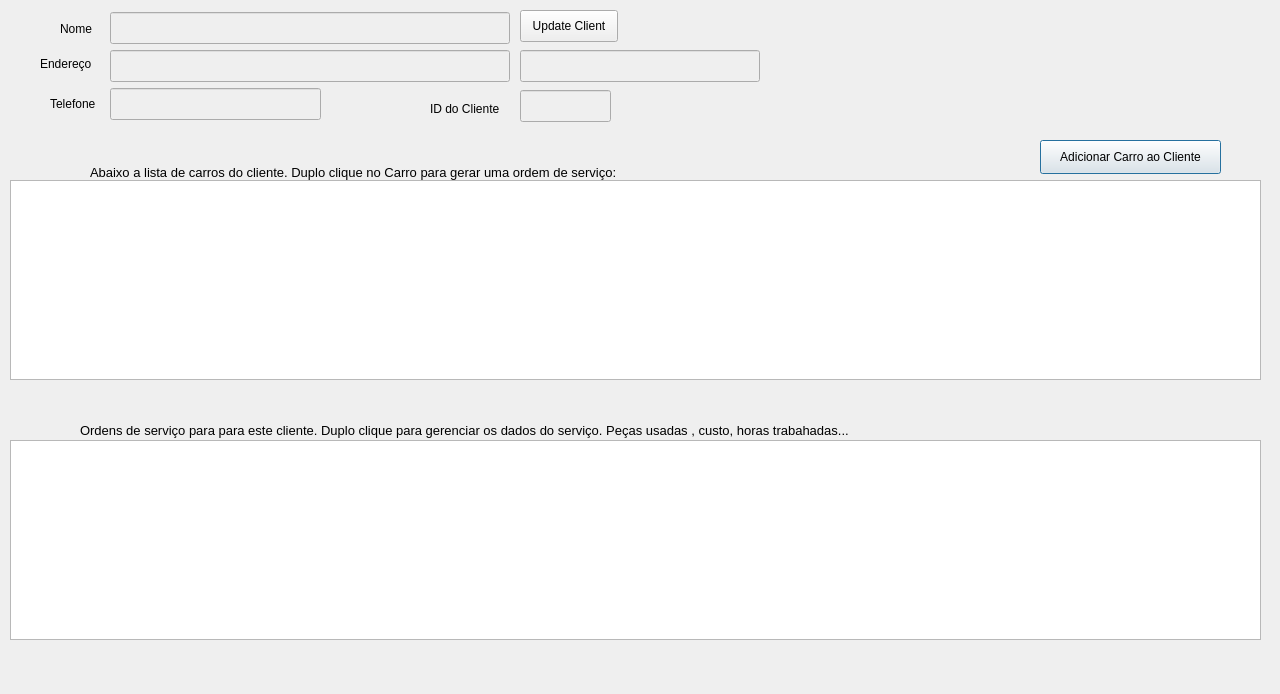
Above: Client_Services_History.ui from bedi1982/Oficina before the change. Below: the same form after it.
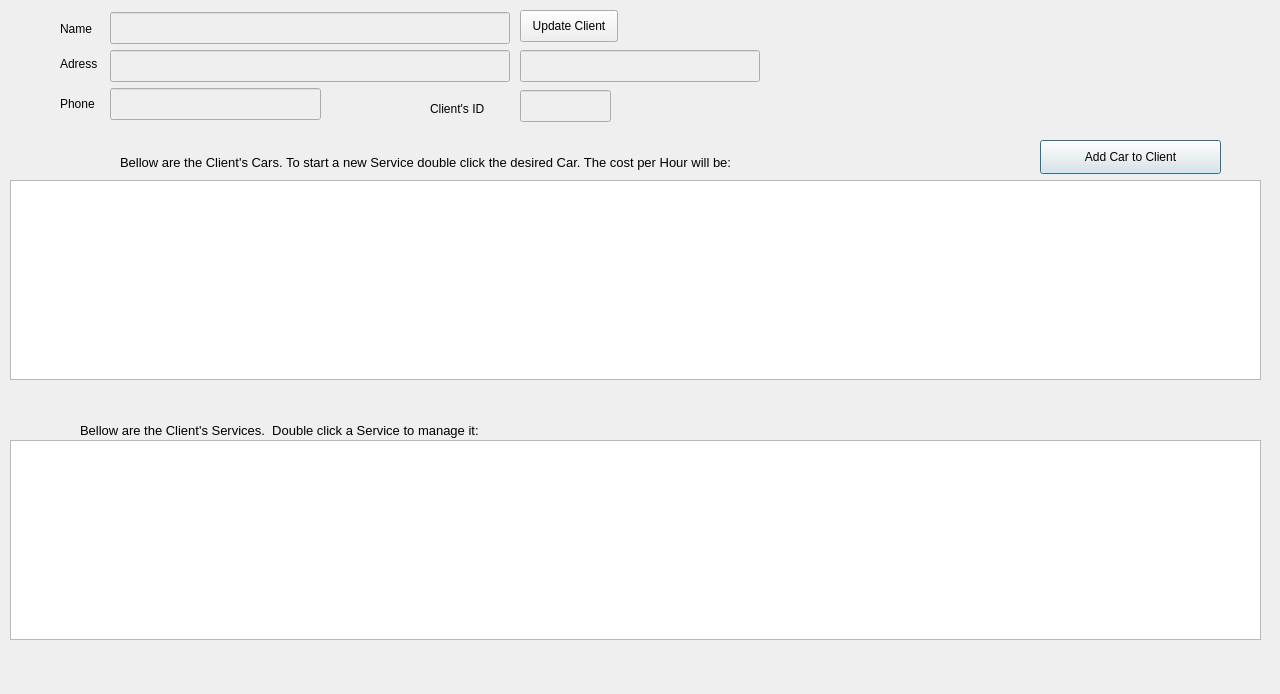
That is the form after the change.

The edit to the form file:
```diff
--- a/Client_Services_History.ui
+++ b/Client_Services_History.ui
@@ -88,7 +88,7 @@
     </sizepolicy>
    </property>
    <property name="text">
-    <string>Adicionar Carro ao Cliente</string>
+    <string>Add Car to Client</string>
    </property>
   </widget>
   <widget class="QLabel" name="lbl_NewCarIcon">
@@ -119,9 +119,9 @@
   <widget class="QLabel" name="lbl_ClientCars">
    <property name="geometry">
     <rect>
-     <x>90</x>
-     <y>160</y>
-     <width>581</width>
+     <x>120</x>
+     <y>150</y>
+     <width>621</width>
      <height>20</height>
     </rect>
    </property>
@@ -131,7 +131,7 @@
     </font>
    </property>
    <property name="text">
-    <string>Abaixo a lista de carros do cliente. Duplo clique no Carro para gerar uma ordem de serviço:</string>
+    <string>Bellow are the Client's Cars. To start a new Service double click the desired Car. The cost per Hour will be:</string>
    </property>
    <property name="alignment">
     <set>Qt::AlignBottom|Qt::AlignLeading|Qt::AlignLeft</set>
@@ -277,7 +277,7 @@
     </font>
    </property>
    <property name="text">
-    <string>Ordens de serviço para para este cliente. Duplo clique para gerenciar os dados do serviço. Peças usadas , custo, horas trabahadas...</string>
+    <string>Bellow are the Client's Services.  Double click a Service to manage it:</string>
    </property>
    <property name="alignment">
     <set>Qt::AlignBottom|Qt::AlignLeading|Qt::AlignLeft</set>
@@ -361,7 +361,7 @@
   <widget class="QLabel" name="lbl_clientAddress_2">
    <property name="geometry">
     <rect>
-     <x>50</x>
+     <x>60</x>
      <y>80</y>
      <width>60</width>
      <height>48</height>
@@ -380,7 +380,7 @@
     </size>
    </property>
    <property name="text">
-    <string>Telefone</string>
+    <string>Phone</string>
    </property>
   </widget>
   <widget class="QLabel" name="label">
@@ -393,13 +393,13 @@
     </rect>
    </property>
    <property name="text">
-    <string>ID do Cliente</string>
+    <string>Client's ID</string>
    </property>
   </widget>
   <widget class="QLabel" name="lbl_clientAddress">
    <property name="geometry">
     <rect>
-     <x>40</x>
+     <x>60</x>
      <y>40</y>
      <width>60</width>
      <height>48</height>
@@ -418,7 +418,7 @@
     </size>
    </property>
    <property name="text">
-    <string>Endereço   </string>
+    <string>Adress</string>
    </property>
   </widget>
   <widget class="QLabel" name="lbl_clientName">
@@ -449,7 +449,25 @@
     </size>
    </property>
    <property name="text">
-    <string>Nome</string>
+    <string>Name</string>
+   </property>
+  </widget>
+  <widget class="QLabel" name="lbl_Hour_Cost_Value">
+   <property name="geometry">
+    <rect>
+     <x>750</x>
+     <y>150</y>
+     <width>61</width>
+     <height>18</height>
+    </rect>
+   </property>
+   <property name="font">
+    <font>
+     <pointsize>14</pointsize>
+    </font>
+   </property>
+   <property name="text">
+    <string/>
    </property>
   </widget>
   <zorder>lbl_clientAddress</zorder>
```
Left out of the diff: 1 changed line with no effect on the pictures.
